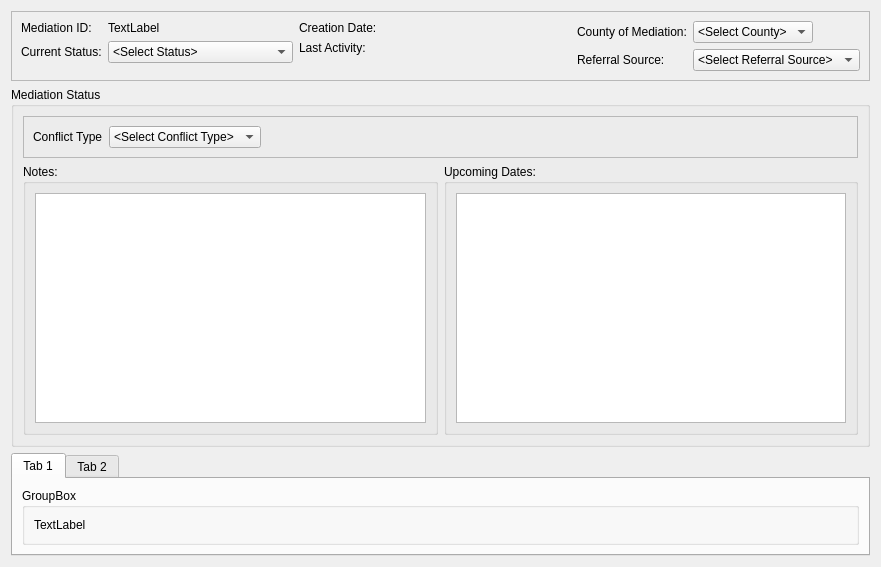
First picture: the form in drc/gui/mediationprocessstatusform.ui, repository lansdon/cpts483_drc, before the edit.
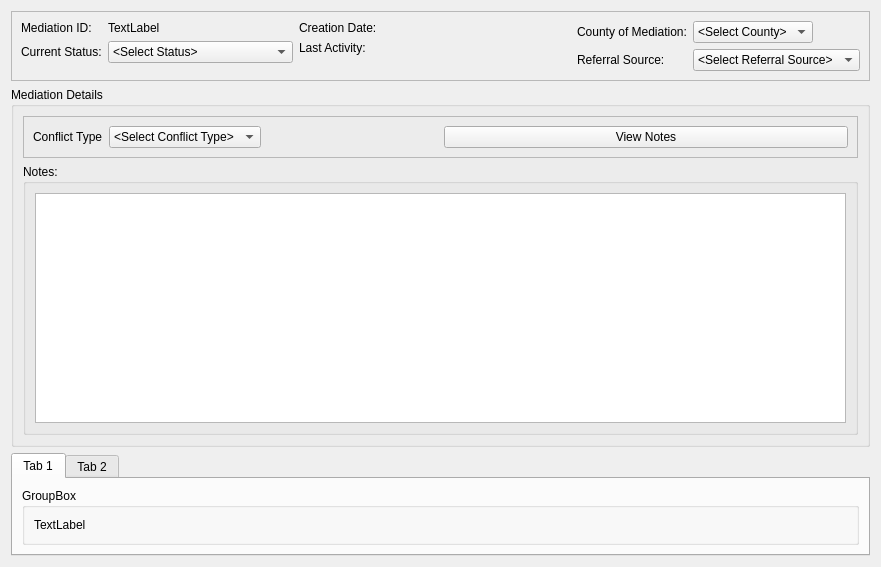
Second picture: the form after the edit.

Commit message: Show/Hide Notes.

Diff of the .ui file:
```diff
--- a/drc/gui/mediationprocessstatusform.ui
+++ b/drc/gui/mediationprocessstatusform.ui
@@ -254,34 +254,10 @@
    <item row="1" column="0">
     <widget class="QGroupBox" name="groupBox">
      <property name="title">
-      <string>Mediation Status</string>
+      <string>Mediation Details</string>
      </property>
      <layout class="QGridLayout" name="gridLayout_2">
-      <item row="6" column="2" colspan="2">
-       <widget class="QGroupBox" name="groupBox_2">
-        <property name="title">
-         <string>Upcoming Dates:</string>
-        </property>
-        <layout class="QGridLayout" name="gridLayout_3">
-         <item row="0" column="0">
-          <widget class="QListWidget" name="updcomingDatesList"/>
-         </item>
-        </layout>
-       </widget>
-      </item>
-      <item row="6" column="0" colspan="2">
-       <widget class="QGroupBox" name="groupBox_3">
-        <property name="title">
-         <string>Notes:</string>
-        </property>
-        <layout class="QGridLayout" name="gridLayout_4">
-         <item row="0" column="0">
-          <widget class="QListWidget" name="notesListWidget"/>
-         </item>
-        </layout>
-       </widget>
-      </item>
-      <item row="3" column="0" colspan="4">
+      <item row="3" column="0" colspan="3">
        <widget class="QFrame" name="mediationFrame">
         <property name="frameShape">
          <enum>QFrame::StyledPanel</enum>
@@ -371,8 +347,24 @@
            </item>
           </layout>
          </item>
-         <item row="1" column="2">
-          <layout class="QFormLayout" name="medForm3"/>
+         <item row="0" column="3">
+          <widget class="QPushButton" name="notesToggleBtn">
+           <property name="text">
+            <string>View Notes</string>
+           </property>
+          </widget>
+         </item>
+        </layout>
+       </widget>
+      </item>
+      <item row="6" column="0" colspan="3">
+       <widget class="QGroupBox" name="notesFrame">
+        <property name="title">
+         <string>Notes:</string>
+        </property>
+        <layout class="QGridLayout" name="gridLayout_4">
+         <item row="0" column="0">
+          <widget class="QListWidget" name="notesListWidget"/>
          </item>
         </layout>
        </widget>
@@ -410,7 +402,7 @@
          <property name="title">
           <string>GroupBox</string>
          </property>
-         <layout class="QGridLayout" name="gridLayout_7">
+         <layout class="QGridLayout" name="gridLayout_3">
           <item row="0" column="0">
            <widget class="QLabel" name="label_3">
             <property name="text">
```
Left out of the diff: 25 changed lines with no effect on the pictures. The commit also changes 2 other files.
